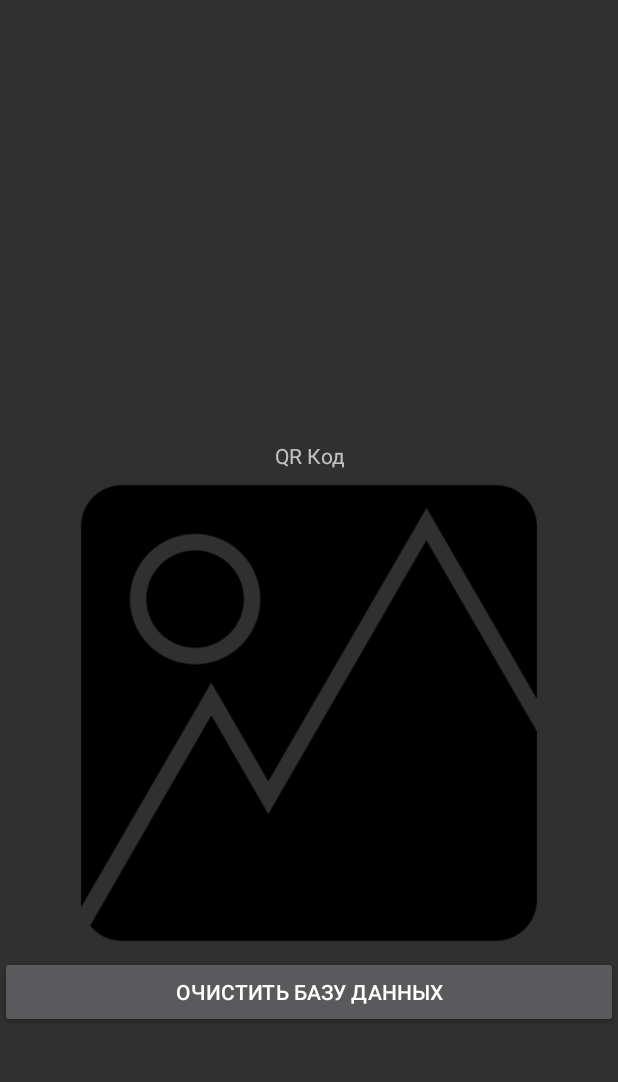
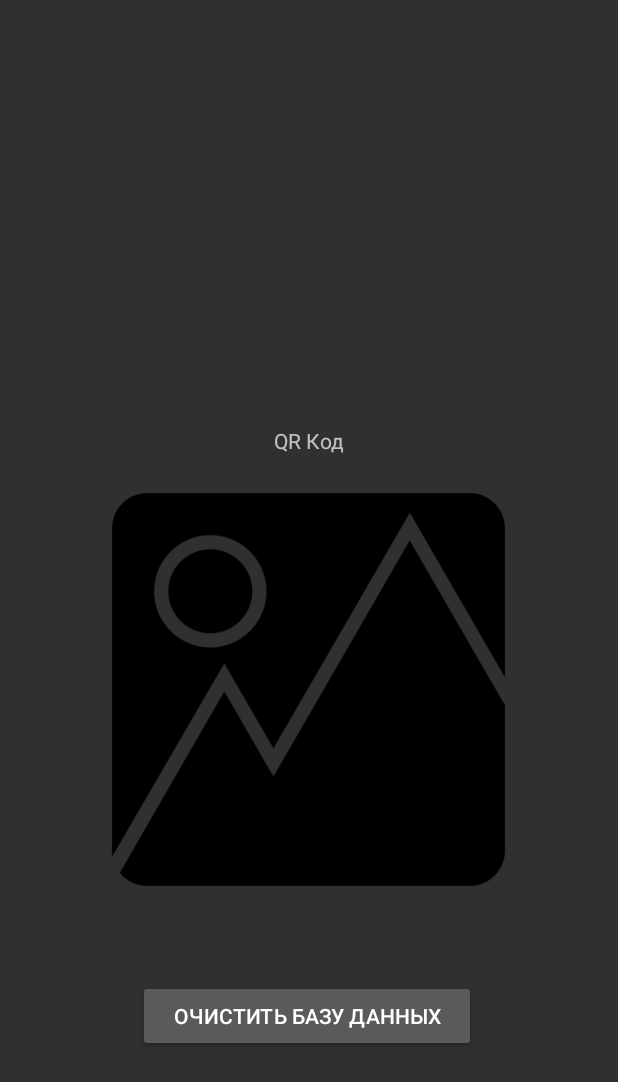
Before and after one commit to essepunto/napitka, an Android app: the PrintActivity screen opened directly, with no data from a screen before it, on a phone screen of 412 x 824 dp. Shown: the top 1082 px of the screen. Run offline under Robolectric (Android 15) with nearby library versions, the phone set to English and light mode, and no system bars.

Commit message:
доработка

```diff
--- a/app/src/main/res/layout/activity_print.xml
+++ b/app/src/main/res/layout/activity_print.xml
@@ -1,33 +1,55 @@
-<LinearLayout xmlns:android="http://schemas.android.com/apk/res/android"
+<?xml version="1.0" encoding="utf-8"?>
+<androidx.constraintlayout.widget.ConstraintLayout xmlns:android="http://schemas.android.com/apk/res/android"
     xmlns:app="http://schemas.android.com/apk/res-auto"
+    xmlns:tools="http://schemas.android.com/tools"
     android:layout_width="match_parent"
     android:layout_height="match_parent"
-    android:gravity="top"
-    android:orientation="vertical">
+    tools:context=".PrintActivity">
 
     <ListView
         android:id="@+id/listView"
-        android:layout_width="match_parent"
-        android:layout_height="294dp" />
+        android:layout_width="408dp"
+        android:layout_height="260dp"
+        app:layout_constraintEnd_toEndOf="parent"
+        app:layout_constraintStart_toStartOf="parent"
+        app:layout_constraintTop_toTopOf="parent" />
 
     <TextView
         android:id="@+id/textView3"
-        android:layout_width="match_parent"
-        android:layout_height="wrap_content"
+        android:layout_width="142dp"
+        android:layout_height="28dp"
+        android:layout_marginTop="20dp"
         android:gravity="center"
-        android:text="QR Код" />
+        android:text="QR Код"
+        app:layout_constraintEnd_toEndOf="parent"
+        app:layout_constraintHorizontal_bias="0.498"
+        app:layout_constraintStart_toStartOf="parent"
+        app:layout_constraintTop_toBottomOf="@+id/listView" />
 
     <ImageView
         android:id="@+id/qrImage"
-        android:layout_width="match_parent"
-        android:layout_height="324dp"
-        app:srcCompat="@drawable/galery_icon" />
+        android:layout_width="310dp"
+        android:layout_height="279dp"
+        android:layout_marginTop="12dp"
+        app:layout_constraintEnd_toEndOf="parent"
+        app:layout_constraintHorizontal_bias="0.495"
+        app:layout_constraintStart_toStartOf="parent"
+        app:layout_constraintTop_toBottomOf="@+id/textView3"
+        app:srcCompat="@drawable/galery_icon"
+        tools:ignore="ImageContrastCheck,ImageContrastCheck,ImageContrastCheck" />
 
     <Button
         android:id="@+id/clearButton"
-        android:layout_width="match_parent"
-        android:layout_height="wrap_content"
+        android:layout_width="225dp"
+        android:layout_height="48dp"
         android:onClick="ClearButton"
-        android:text="Очистить базу данных" />
+        android:text="Очистить базу данных"
+        app:layout_constraintBottom_toBottomOf="parent"
+        app:layout_constraintEnd_toEndOf="parent"
+        app:layout_constraintHorizontal_bias="0.492"
+        app:layout_constraintStart_toStartOf="parent"
+        app:layout_constraintTop_toBottomOf="@+id/qrImage"
+        app:layout_constraintVertical_bias="0.306"
+        tools:ignore="TouchTargetSizeCheck,TouchTargetSizeCheck,TouchTargetSizeCheck" />
 
-</LinearLayout>
+</androidx.constraintlayout.widget.ConstraintLayout>
```
